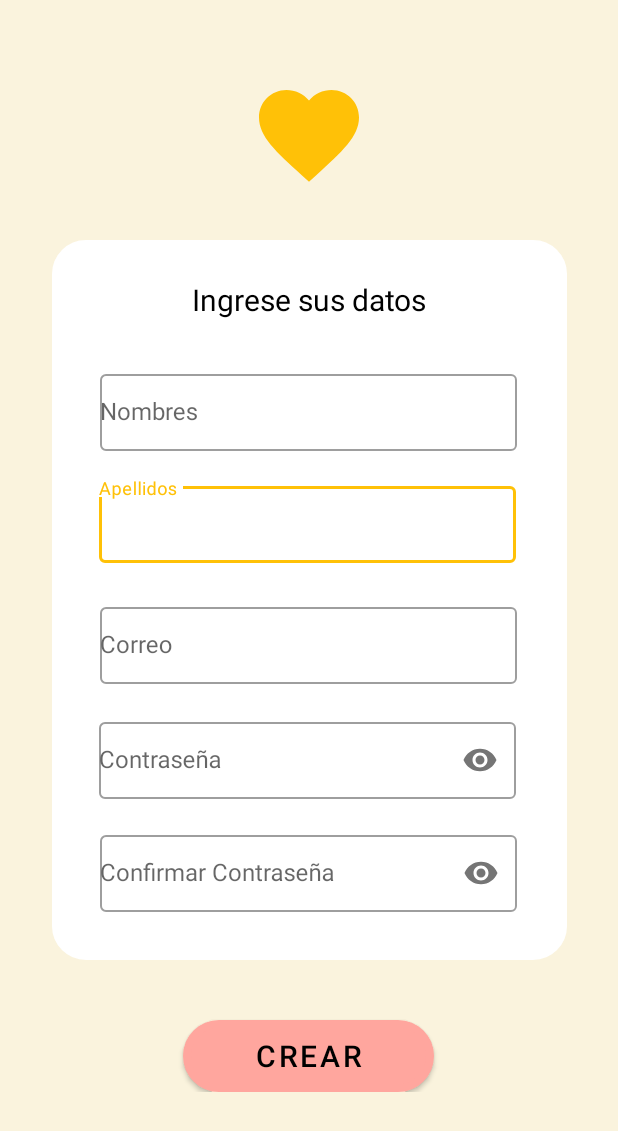
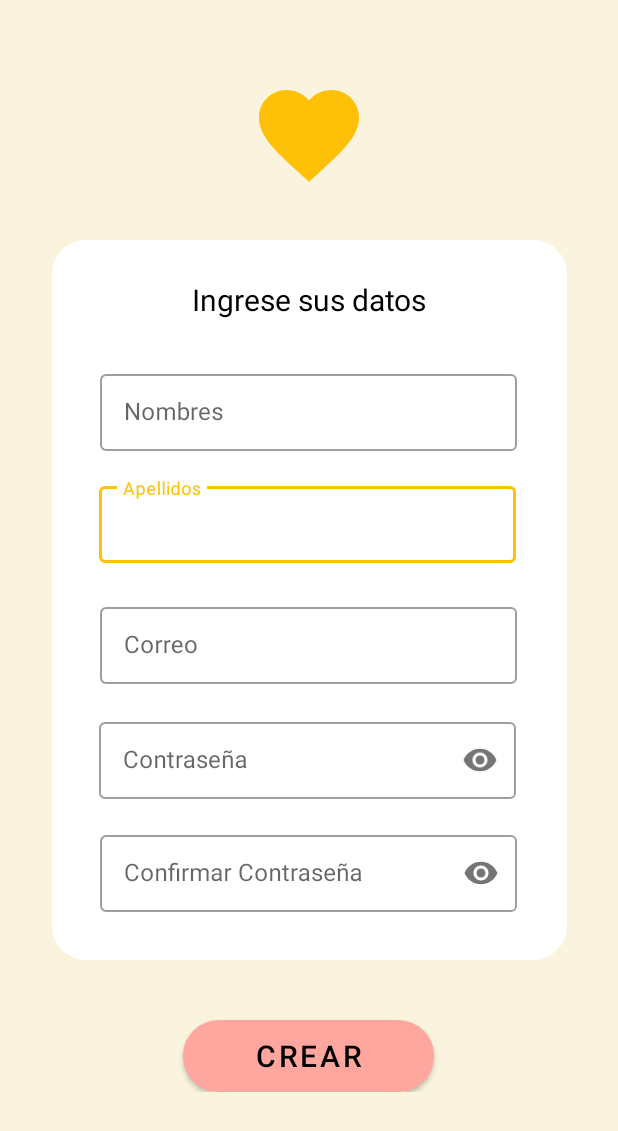
Before and after one commit to fakker19/WeCare_FrontEnd, an Android app: the RegisterActivity1 screen opened directly, with no data from a screen before it, on a phone screen of 412 x 824 dp. Shown: the top 1131 px of the screen. Run offline under Robolectric (Android 15) with nearby library versions, the phone set to English and light mode, and no system bars.

Commit message:
Erros successfull_2

```diff
--- a/app/src/main/java/com/example/wecareapp/RegisterActivity1.kt
+++ b/app/src/main/java/com/example/wecareapp/RegisterActivity1.kt
@@ -34,58 +34,37 @@ class RegisterActivity1 : AppCompatActivity() {
         //    val policy = ThreadPolicy.Builder().permitAll().build()
         //      StrictMode.setThreadPolicy(policy)
         val registro=findViewById<Button>(R.id.bt_crearC1)
-        val tv_name=findViewById<AutoCompleteTextView>(R.id.tv_nombre)
-        val tv_lastname=findViewById<AutoCompleteTextView>(R.id.tv_apellido)
-        val tv_mail=findViewById<AutoCompleteTextView>(R.id.tv_correo)
-        val tv_password=findViewById<AutoCompleteTextView>(R.id.tv_contraseña)
-        val tv_confirm_Password=findViewById<AutoCompleteTextView>(R.id.tv_confirm_password)
+        val tv_name=findViewById<EditText>(R.id.tv_nombre)
+        val tv_lastname=findViewById<EditText>(R.id.tv_apellido)
+        val tv_mail=findViewById<EditText>(R.id.tv_correo)
+        val tv_password=findViewById<EditText>(R.id.tv_contraseña)
+        val tv_confirm_Password=findViewById<EditText>(R.id.tv_confirm_password)
 
         initViewModel()
         registro.setOnClickListener(){
-            if(TextUtils.isEmpty(tv_name.text.toString())){
+            if(TextUtils.isEmpty(tv_name.text.toString()) &&
+                TextUtils.isEmpty(tv_lastname.text.toString()) &&
+                TextUtils.isEmpty(tv_mail.text.toString()) &&
+                TextUtils.isEmpty(tv_password.text.toString()) &&
+                TextUtils.isEmpty(tv_confirm_Password.text.toString())
+            ){
                 Toast.makeText(this,"Complete los datos", Toast.LENGTH_SHORT).show()
             }
-            else{
-                createPatient()
-            }
-            if (TextUtils.isEmpty(tv_lastname.text.toString())){
-                Toast.makeText(this,"Complete los datos", Toast.LENGTH_SHORT).show()
-            }
-            else{
-                createPatient()
-            }
-            if (TextUtils.isEmpty(tv_mail.text.toString())){
-                Toast.makeText(this,"Complete los datos", Toast.LENGTH_SHORT).show()
-            }
-            else{
-                createPatient()
-            }
-
-            if (TextUtils.isEmpty(tv_password.text.toString()))
-            {
-                Toast.makeText(this,"Complete los datos", Toast.LENGTH_SHORT).show()
-            }
-            else{
-                createPatient()
-            }
-            if(TextUtils.isEmpty(tv_confirm_Password.text.toString()))
-            {
-                Toast.makeText(this,"Complete los datos", Toast.LENGTH_SHORT).show()
-            }
-            else{
-                createPatient()
-            }
-            if(tv_password!=tv_confirm_Password){
+            else if( TextUtils.isEmpty(tv_password.text.toString()) != TextUtils.isEmpty(tv_confirm_Password.text.toString())){
                 Toast.makeText(this,"Contraseña debe ser igual", Toast.LENGTH_SHORT).show()
             }
             else{
                 createPatient()
+                val intent = Intent(this, SelectorActivity::class.java).apply {
+                    //putExtra("Username",user.name)
+                }
+                startActivity(intent)
             }
+
 
             val intent = Intent(this, SelectorActivity::class.java).apply {
                 //putExtra("Username",user.name)
             }
-            startActivity(intent)
         }
     }
 
--- a/app/src/main/res/layout/activity_register1.xml
+++ b/app/src/main/res/layout/activity_register1.xml
@@ -102,7 +102,7 @@
                 app:layout_constraintTop_toTopOf="parent"
                 app:layout_constraintVertical_bias="0.375">
 
-                <AutoCompleteTextView
+                <EditText
                     android:id="@+id/tv_apellido"
                     android:layout_width="278dp"
                     android:layout_height="51dp"
@@ -124,12 +124,11 @@
                 app:layout_constraintTop_toTopOf="parent"
                 app:layout_constraintVertical_bias="0.566">
 
-                <AutoCompleteTextView
+                <EditText
                     android:id="@+id/tv_correo"
                     android:layout_width="278dp"
                     android:layout_height="51dp"
                     android:hint="@string/correo"
-                    android:text=""
                     android:textSize="16sp" />
             </com.google.android.material.textfield.TextInputLayout>
 
@@ -147,13 +146,13 @@
                 app:passwordToggleEnabled="true"
                 app:layout_constraintVertical_bias="0.925">
 
-                <AutoCompleteTextView
+                <EditText
                     android:id="@+id/tv_contraseña_confirmar"
                     android:layout_width="278dp"
-                    android:textSize="16dp"
+                    android:textSize="16sp"
                     android:inputType="textPassword"
                     android:layout_height="51dp"
-                    android:hint="Confirmar Contraseña" />
+                    android:hint="@string/confirmar_contrase_a" />
 
             </com.google.android.material.textfield.TextInputLayout>
 
@@ -171,13 +170,13 @@
                 app:passwordToggleEnabled="true"
                 app:layout_constraintVertical_bias="0.746">
 
-                <AutoCompleteTextView
+                <EditText
                     android:id="@+id/tv_contraseña"
                     android:layout_width="278dp"
                     android:layout_height="51dp"
-                    android:hint="Contraseña"
+                    android:hint="@string/contrase_a"
                     android:inputType="textPassword"
-                    android:textSize="16dp" />
+                    android:textSize="16sp" />
 
             </com.google.android.material.textfield.TextInputLayout>
 
@@ -194,13 +193,13 @@
                 app:layout_constraintTop_toTopOf="parent"
                 app:layout_constraintVertical_bias="0.198">
 
-                <AutoCompleteTextView
+                <EditText
                     android:id="@+id/tv_nombre"
                     android:layout_width="278dp"
                     android:layout_height="51dp"
-                    android:hint="Nombres"
+                    android:hint="@string/nombres"
                     android:text=""
-                    android:textSize="16dp" />
+                    android:textSize="16sp" />
             </com.google.android.material.textfield.TextInputLayout>
 
         </androidx.constraintlayout.widget.ConstraintLayout>
--- a/app/src/main/res/layout/activity_register_event.xml
+++ b/app/src/main/res/layout/activity_register_event.xml
@@ -297,7 +297,7 @@
                         app:layout_constraintTop_toTopOf="parent"
                         app:layout_constraintVertical_bias="0.700">
 
-                        <AutoCompleteTextView
+                        <EditText
                             android:id="@+id/tv_detail_event"
                             android:layout_width="272dp"
                             android:layout_height="160dp"
@@ -305,7 +305,7 @@
                             android:layout_marginStart="17dp"
                             android:background="@drawable/rounded_corners2"
 
-                            android:textSize="16dp" />
+                            android:textSize="16sp" />
                     </com.google.android.material.textfield.TextInputLayout>
 
                 </LinearLayout>
--- a/app/src/main/res/values/strings.xml
+++ b/app/src/main/res/values/strings.xml
@@ -20,12 +20,12 @@
     <string name="correo">Correo</string>
     <string name="apellidos">Apellidos</string>
     <string name="ingrese_sus_datos">Ingrese sus datos</string>
-    <string name="contrase_a">Contraseña</string>
-    <string name="confirmar_contrase_a">Confirmar Contraseña</string>
-    <string name="nombres">Nombres</string>
     <string name="especialidad">Especialidad</string>
     <string name="crear">Crear</string>
     <string name="nro_de_colegiatura">Nro. de Colegiatura</string>
+    <string name="nombres">Nombres</string>
+    <string name="confirmar_contrase_a">Confirmar Contraseña</string>
+    <string name="contrase_a">Contraseña</string>
     <string-array name="rols">
         <item>Especialista</item>
         <item>Paciente</item>
```
Also changed, not shown: app/src/main/java/com/example/wecareapp/RegisterActivity2.kt (+29 -54 lines), app/src/main/java/com/example/wecareapp/RegisterEventActivity.kt (+6 -6 lines), app/src/main/res/layout/activity_perfil.xml (+17 -11 lines), app/src/main/res/layout/activity_register2.xml (+7 -7 lines).
